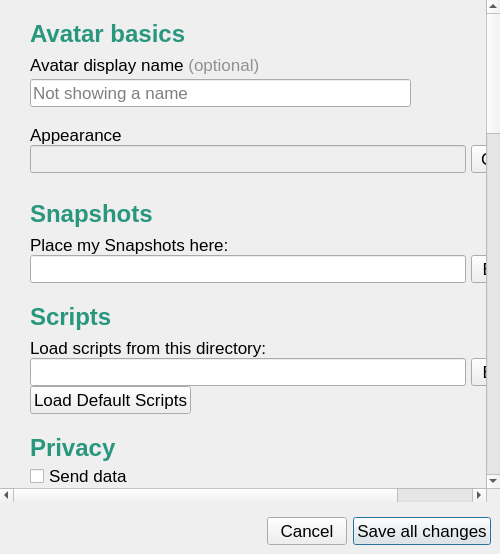
The window that interface/ui/preferencesDialog.ui (vircadia/vircadia-native-core) describes before a commit, drawn with Qt 5.
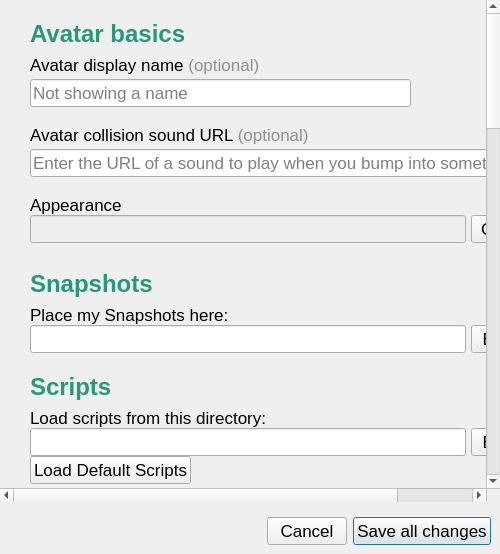
The same window after the commit.

Commit message: Avatar collision sounds. collisionsSoundURL can be set in preferences:   Currently defaults to https://s3.amazonaws.com/hifi-public/sounds/Collisions-hitsandslaps/airhockey_hit1.wav.   Can be empty, which means no sound, rather than restoring default. MyAvatar.collisionSoundURL can read/written in scripts. Preloads when set, so that it won't have to fetch on first collision. Plays at start of collision only, with volume proportional to "velocity change"^2.

Patch:
```diff
--- a/interface/ui/preferencesDialog.ui
+++ b/interface/ui/preferencesDialog.ui
@@ -189,6 +189,66 @@
          </item>
         </layout>
        </item>
+
+       <item>
+        <layout class="QVBoxLayout" name="verticalLayout_5csu">
+         <property name="spacing">
+          <number>0</number>
+         </property>
+         <property name="topMargin">
+          <number>7</number>
+         </property>
+         <property name="bottomMargin">
+          <number>7</number>
+         </property>
+         <item>
+          <widget class="QLabel" name="avatarCollisionSoundURLLabel">
+           <property name="font">
+            <font>
+             <family>Arial</family>
+            </font>
+           </property>
+           <property name="text">
+            <string>&lt;html&gt;&lt;head/&gt;&lt;body&gt;&lt;p&gt;Avatar collision sound URL &lt;span style=&quot; color:#909090;&quot;&gt;(optional)&lt;/span&gt;&lt;/p&gt;&lt;/body&gt;&lt;/html&gt;</string>
+           </property>
+           <property name="alignment">
+            <set>Qt::AlignBottom|Qt::AlignLeading|Qt::AlignLeft</set>
+           </property>
+           <property name="buddy">
+            <cstring>collisionSoundURLEdit</cstring>
+           </property>
+          </widget>
+         </item>
+         <item>
+          <layout class="QHBoxLayout" name="horizontalLayout_17csu">
+           <property name="topMargin">
+            <number>4</number>
+           </property>
+           <property name="rightMargin">
+            <number>5</number>
+           </property>
+           <property name="bottomMargin">
+            <number>4</number>
+           </property>
+           <item>
+            <widget class="QLineEdit" name="collisionSoundURLEdit">
+             <property name="font">
+              <font>
+               <family>Arial</family>
+              </font>
+             </property>
+             <property name="layoutDirection">
+              <enum>Qt::LeftToRight</enum>
+             </property>
+             <property name="placeholderText">
+              <string>Enter the URL of a sound to play when you bump into something</string>
+             </property>
+            </widget>
+           </item>
+          </layout>
+         </item>
+        </layout>
+       </item>
        
        <item>
         <layout class="QVBoxLayout" name="verticalLayout_appearance">
```
The commit also changes 5 other files.
